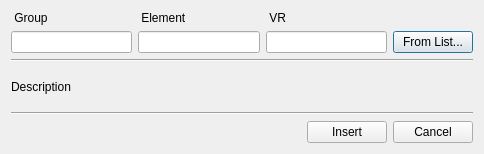
The window that Extractor/InsertDialog.ui (isabela-j/Extractor) describes before a commit, drawn with Qt 5.
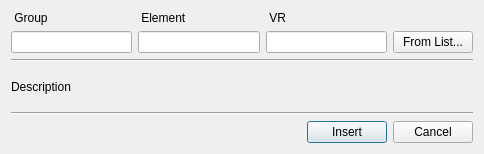
The same window after the commit.

What changed in the file:
```diff
--- a/Extractor/InsertDialog.ui
+++ b/Extractor/InsertDialog.ui
@@ -142,6 +142,9 @@
        <property name="text">
         <string>Insert</string>
        </property>
+       <property name="default">
+        <bool>true</bool>
+       </property>
       </widget>
      </item>
      <item>
```
